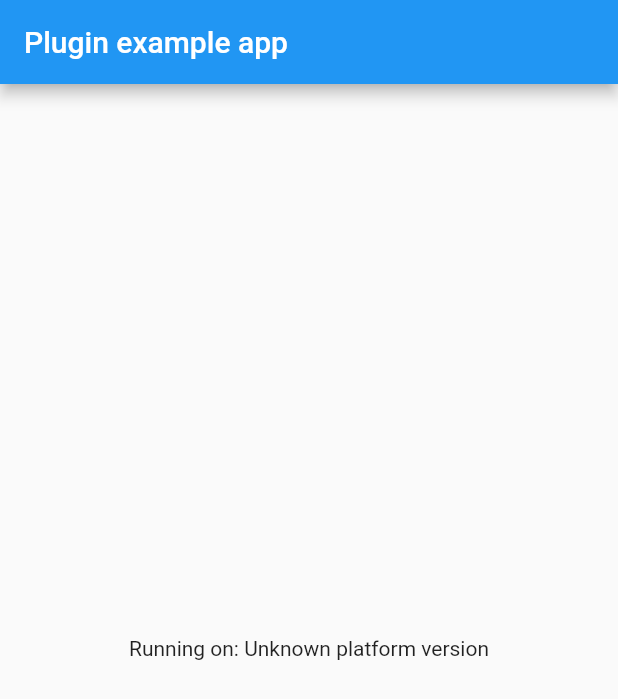
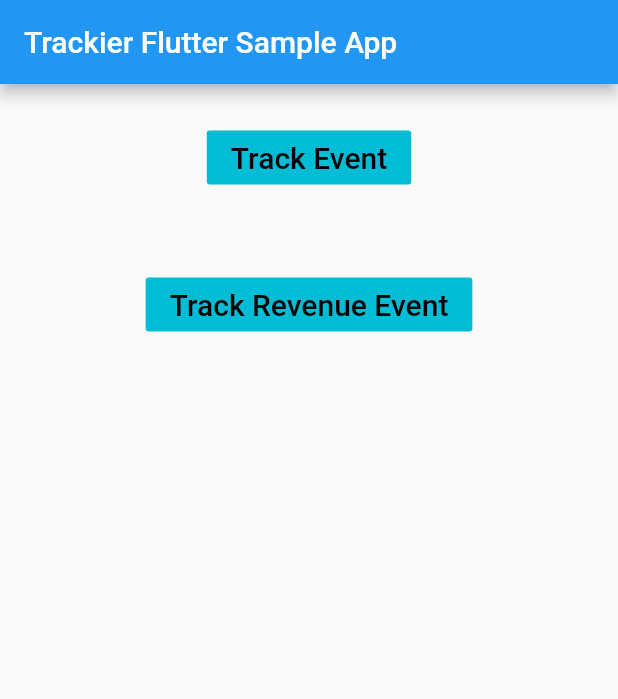
Before and after one commit to trackier/flutter-sdk, a Flutter app: the screen it shows after launch, on a phone screen of 412 x 824 dp. Shown: the top 699 px of the screen. Run offline on Flutter 3.47's test engine with Material 2 defaults, Android fonts, the phone set to English and light mode, and no system bars; missing offline and left inert: dart:ffi.

Commit message:
Event Button Implemented in Example App

```diff
--- a/example/lib/main.dart
+++ b/example/lib/main.dart
@@ -29,24 +29,6 @@ class _MyAppState extends State<MyApp> {
     TrackerSDKConfig trackerSDKConfig =
         new TrackerSDKConfig("ABCDEFGHIJKL", "development");
 
-    TrackierEvent trackierEvent = new TrackierEvent("eventID");
-    trackierEvent.revenue = 10.0;
-    trackierEvent.currency = "INR";
-    trackierEvent.orderId = "orderID";
-    trackierEvent.param1 = "param1";
-    trackierEvent.param2 = "param2";
-    trackierEvent.param3 = "param3";
-    trackierEvent.param4 = "param4";
-    trackierEvent.param5 = "param5";
-    trackierEvent.param6 = "param6";
-    trackierEvent.param7 = "param7";
-    trackierEvent.param8 = "param8";
-    trackierEvent.param9 = "param9";
-    trackierEvent.param10 = "param10";
-
-    trackierEvent.setEventValue("eventValue1", "eventValue1");
-    trackierEvent.setEventValue("eventValue2", 1);
-
     print("trackierfluttersdk start");
 
     Trackierfluttersdk.setUserId("userId");
@@ -58,7 +40,6 @@ class _MyAppState extends State<MyApp> {
     Trackierfluttersdk.setUserAdditonalDetail(userAdditonalDetail);
 
     Trackierfluttersdk.initializeSDK(trackerSDKConfig);
-    Trackierfluttersdk.trackerEvent(trackierEvent);
     print("trackierfluttersdk end");
 
     String platformVersion;
@@ -80,18 +61,64 @@ class _MyAppState extends State<MyApp> {
       _platformVersion = platformVersion;
     });
   }
-
 @override
   Widget build(BuildContext context) {
     return MaterialApp(
       home: Scaffold(
           appBar: AppBar(
-          title: const Text('Plugin example app'),
+            title: Text('Trackier Flutter Sample App'),
           ),
           body: Center(
-          child: Text('Running on: $_platformVersion\n'),
+              child: Column(children: <Widget>[
+            Container(
+              margin: EdgeInsets.all(25),
+              child: FlatButton(
+                child: Text(
+                  'Track Event',
+                  style: TextStyle(fontSize: 20.0),
+                ),
+                color: Colors.cyan,
+                textColor: Colors.black,
+                onPressed:_trackSimpleEvent,
               ),
             ),
+            Container(
+              margin: EdgeInsets.all(25),
+              child: FlatButton(
+                child: Text(
+                  'Track Revenue Event',
+                  style: TextStyle(fontSize: 20.0),
+                ),
+                color: Colors.cyan,
+                textColor: Colors.black,
+                onPressed: _trackRevenueEvent,
+              ),
+            ),
+          ]))),
     );
   }
+
+    _trackSimpleEvent() {
+      TrackierEvent trackierEvent = new TrackierEvent("eventID");
+      trackierEvent.orderId = "orderID";
+      trackierEvent.param1 = "param1";
+      trackierEvent.param2 = "param2";
+      trackierEvent.setEventValue("ev1", "eventValue1");
+      trackierEvent.setEventValue("ev2", 1);
+      Trackierfluttersdk.trackerEvent(trackierEvent);
+
     }
+
+    _trackRevenueEvent() {
+      TrackierEvent trackierEvent = new TrackierEvent("eventID");
+      trackierEvent.revenue = 10.0;
+      trackierEvent.currency = "INR";
+      trackierEvent.orderId = "orderID";
+      trackierEvent.param1 = "param1";
+      trackierEvent.param2 = "param2";
+      trackierEvent.setEventValue("ev1", "eventValue1");
+      trackierEvent.setEventValue("ev2", 1);
+      Trackierfluttersdk.trackerEvent(trackierEvent);
+
+    }
+}
```
Lines whose indentation alone changed are shown as unchanged.
